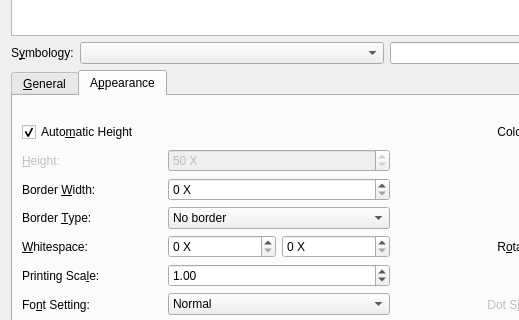
Before: the Qt Designer form frontend_qt/mainWindow.ui in zint/zint, drawn with Qt 5; both pictures show x 0 to 519 and y 334 to 654 of the 704 by 743 pixel window.
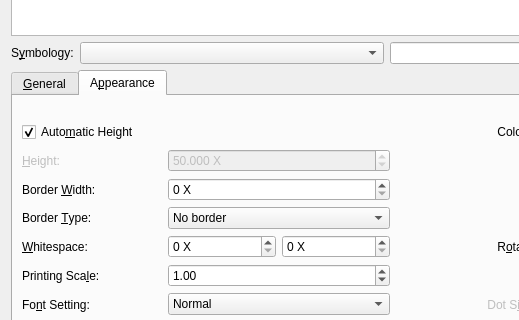
After: the same form once the commit is applied. The open tabs and pages were chosen to show the change. Icons and pictures are not drawn.

```diff
--- a/frontend_qt/mainWindow.ui
+++ b/frontend_qt/mainWindow.ui
@@ -672,7 +672,7 @@
               </widget>
              </item>
              <item row="1" column="1">
-              <widget class="QSpinBox" name="heightb">
+              <widget class="QDoubleSpinBox" name="heightb">
                <property name="enabled">
                 <bool>false</bool>
                </property>
@@ -686,14 +686,23 @@
                <property name="prefix">
                 <string/>
                </property>
+               <property name="suffix">
+                <string> X</string>
+               </property>
+               <property name="decimals">
+                <number>3</number>
+               </property>
                <property name="minimum">
-                <number>1</number>
+                <double>0.500000000000000</double>
                </property>
                <property name="maximum">
-                <number>300</number>
+                <double>300.000000000000000</double>
+               </property>
+               <property name="singleStep">
+                <double>0.100000000000000</double>
                </property>
                <property name="value">
-                <number>50</number>
+                <double>50.000000000000000</double>
                </property>
               </widget>
              </item>
```
Left out of the diff: 3 changed lines with no effect on the pictures.
